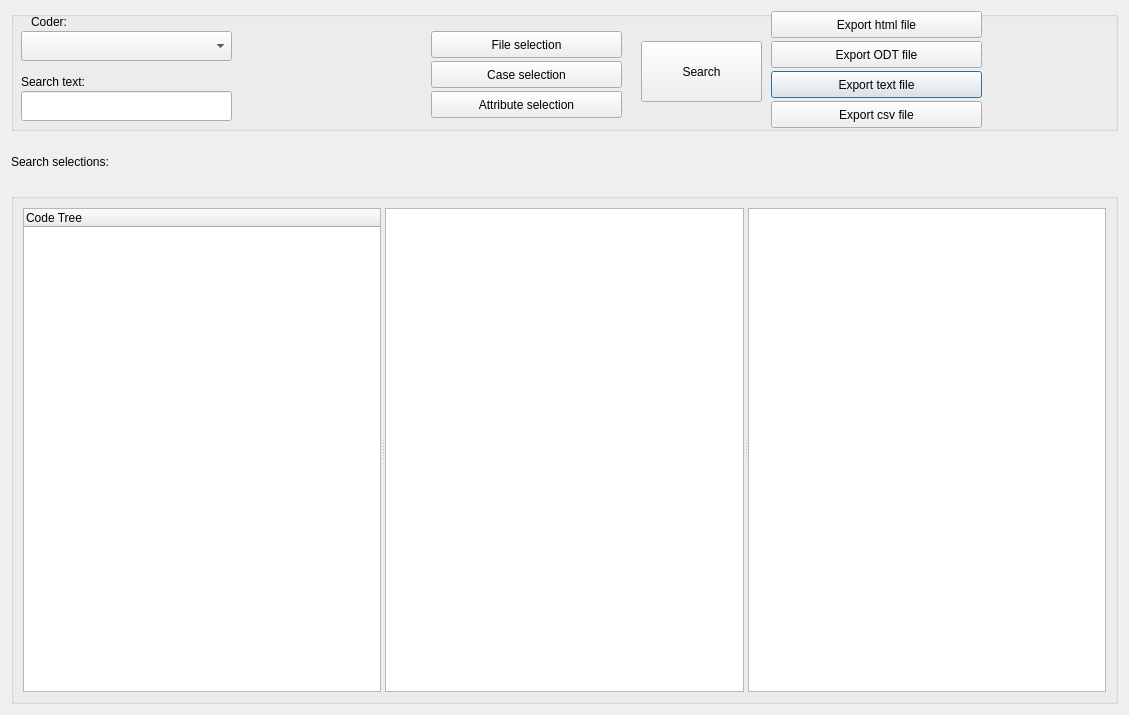
First picture: the form in GUI_UIs/ui_dialog_report_codings.ui, repository ccbogel/QualCoder, before the edit.
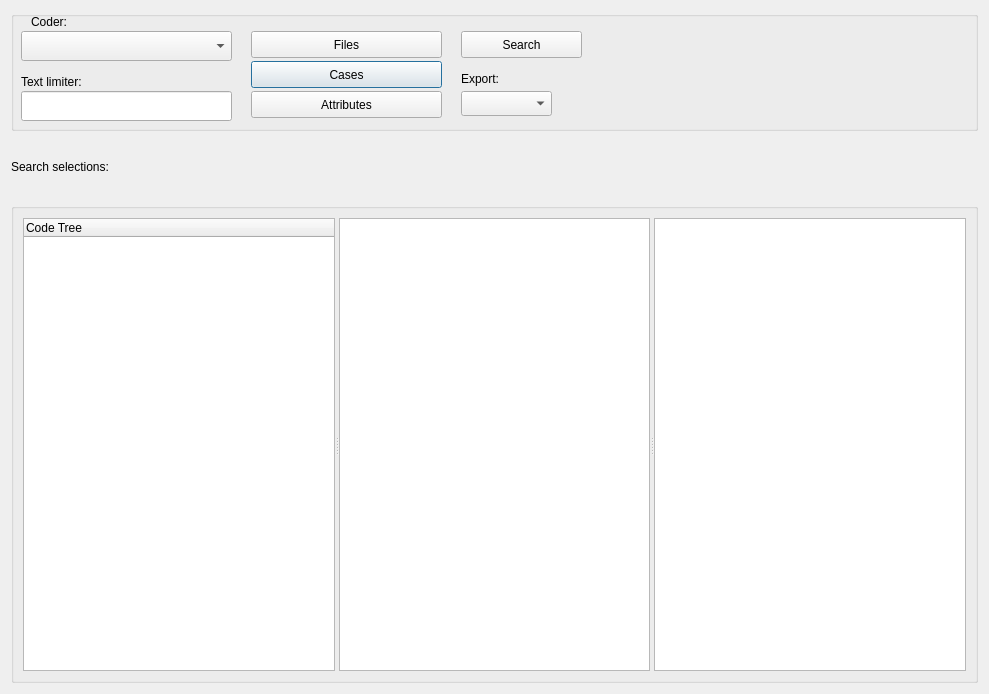
Second picture: the form after the edit.

```diff
--- a/GUI_UIs/ui_dialog_report_codings.ui
+++ b/GUI_UIs/ui_dialog_report_codings.ui
@@ -9,8 +9,8 @@
    <rect>
     <x>0</x>
     <y>0</y>
-    <width>1129</width>
-    <height>715</height>
+    <width>989</width>
+    <height>694</height>
    </rect>
   </property>
   <property name="windowTitle">
@@ -34,56 +34,30 @@
      <property name="title">
       <string/>
      </property>
-     <widget class="QPushButton" name="pushButton_exporttext">
-      <property name="geometry">
-       <rect>
-        <x>760</x>
-        <y>60</y>
-        <width>211</width>
-        <height>27</height>
-       </rect>
-      </property>
-      <property name="text">
-       <string>Export text file</string>
-      </property>
-     </widget>
      <widget class="QPushButton" name="pushButton_caseselect">
       <property name="geometry">
        <rect>
-        <x>420</x>
+        <x>240</x>
         <y>50</y>
         <width>191</width>
         <height>27</height>
        </rect>
       </property>
       <property name="text">
-       <string>Case selection</string>
-      </property>
-     </widget>
-     <widget class="QPushButton" name="pushButton_exporthtml">
-      <property name="geometry">
-       <rect>
-        <x>760</x>
-        <y>0</y>
-        <width>211</width>
-        <height>27</height>
-       </rect>
-      </property>
-      <property name="text">
-       <string>Export html file</string>
+       <string>Cases</string>
       </property>
      </widget>
      <widget class="QPushButton" name="pushButton_fileselect">
       <property name="geometry">
        <rect>
-        <x>420</x>
+        <x>240</x>
         <y>20</y>
         <width>191</width>
         <height>27</height>
        </rect>
       </property>
       <property name="text">
-       <string>File selection</string>
+       <string>Files</string>
       </property>
      </widget>
      <widget class="QLineEdit" name="lineEdit">
@@ -101,12 +75,12 @@
        <rect>
         <x>10</x>
         <y>60</y>
-        <width>181</width>
+        <width>211</width>
         <height>21</height>
        </rect>
       </property>
       <property name="text">
-       <string>Search text:</string>
+       <string>Text limiter:</string>
       </property>
       <property name="wordWrap">
        <bool>true</bool>
@@ -115,10 +89,10 @@
      <widget class="QPushButton" name="pushButton_search">
       <property name="geometry">
        <rect>
-        <x>630</x>
-        <y>30</y>
+        <x>450</x>
+        <y>20</y>
         <width>121</width>
-        <height>61</height>
+        <height>27</height>
        </rect>
       </property>
       <property name="text">
@@ -151,41 +125,63 @@
      <widget class="QPushButton" name="pushButton_attributeselect">
       <property name="geometry">
        <rect>
-        <x>420</x>
+        <x>240</x>
         <y>80</y>
         <width>191</width>
         <height>27</height>
        </rect>
       </property>
       <property name="text">
-       <string>Attribute selection</string>
+       <string>Attributes</string>
       </property>
      </widget>
-     <widget class="QPushButton" name="pushButton_exportodt">
+     <widget class="QLabel" name="label_exports">
       <property name="geometry">
        <rect>
-        <x>760</x>
-        <y>30</y>
-        <width>211</width>
-        <height>27</height>
+        <x>450</x>
+        <y>60</y>
+        <width>131</width>
+        <height>16</height>
        </rect>
       </property>
       <property name="text">
-       <string>Export ODT file</string>
+       <string>Export:</string>
       </property>
      </widget>
-     <widget class="QPushButton" name="pushButton_export_csv">
+     <widget class="QComboBox" name="comboBox_export">
       <property name="geometry">
        <rect>
-        <x>760</x>
-        <y>90</y>
-        <width>211</width>
-        <height>27</height>
+        <x>450</x>
+        <y>80</y>
+        <width>91</width>
+        <height>25</height>
        </rect>
       </property>
-      <property name="text">
-       <string>Export csv file</string>
-      </property>
+      <item>
+       <property name="text">
+        <string/>
+       </property>
+      </item>
+      <item>
+       <property name="text">
+        <string>html</string>
+       </property>
+      </item>
+      <item>
+       <property name="text">
+        <string>txt</string>
+       </property>
+      </item>
+      <item>
+       <property name="text">
+        <string>odt</string>
+       </property>
+      </item>
+      <item>
+       <property name="text">
+        <string>csv</string>
+       </property>
+      </item>
      </widget>
     </widget>
    </item>
@@ -200,7 +196,7 @@
      <property name="maximumSize">
       <size>
        <width>16777213</width>
-       <height>50</height>
+       <height>60</height>
       </size>
      </property>
      <property name="text">
```
Left out of the diff: 2 changed lines with no effect on the pictures.
